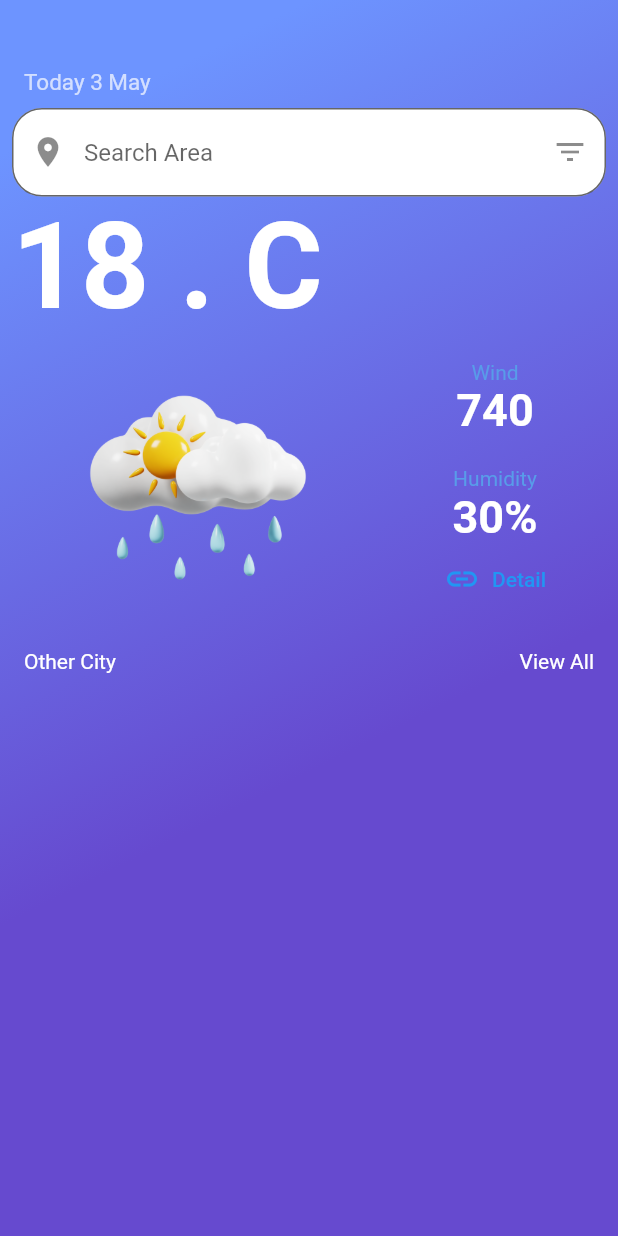
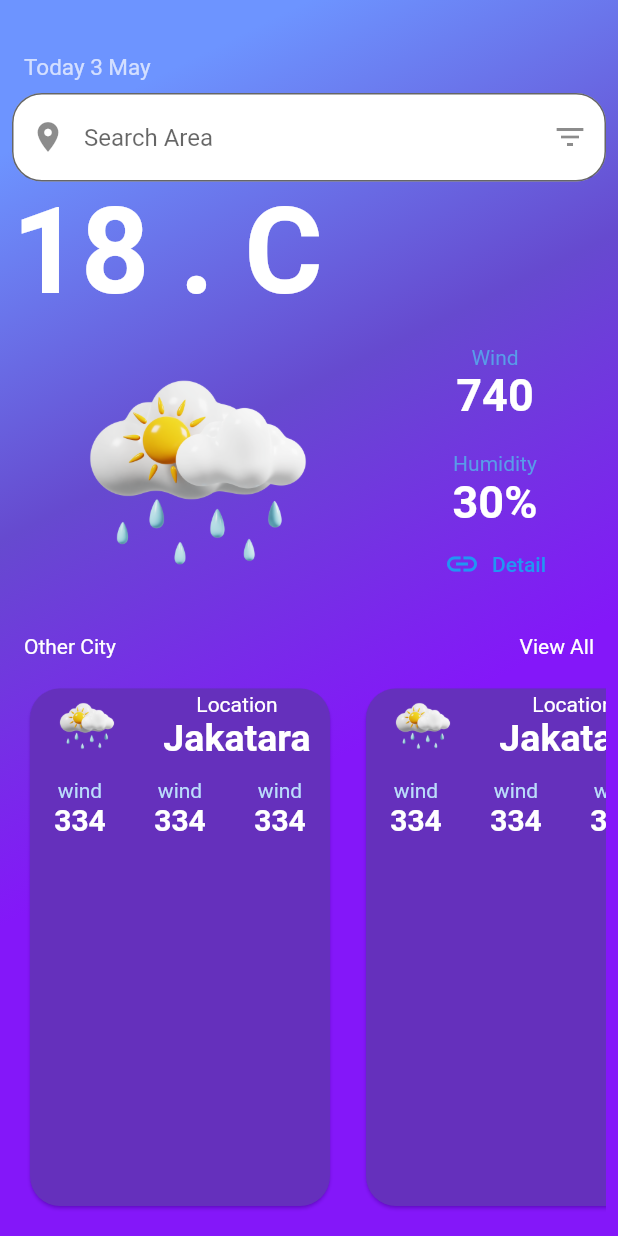
Before and after one commit to JohnnyAidoo/whether_app_flutter, a Flutter app: the screen it shows after launch, on a phone screen of 412 x 824 dp. Run offline on Flutter 3.47's test engine with Material 2 defaults, Android fonts, the phone set to English and light mode, and no system bars.

Commit message:
'commit'

```diff
--- /dev/null
+++ b/lib/components/other_City_Card.dart
@@ -0,0 +1,101 @@
+import 'package:flutter/material.dart';
+import 'package:whether_app_flutter/screens/details.dart';
+
+class OtherCityCard extends StatelessWidget {
+  const OtherCityCard({super.key});
+
+  @override
+  Widget build(BuildContext context) {
+    return GestureDetector(
+      onTap: () {
+        Navigator.push(
+            context, MaterialPageRoute(builder: (context) => Detail()));
+      },
+      child: Card(
+        color: Color(0xff6530BC),
+        shadowColor: Color.fromARGB(255, 117, 0, 252),
+        shape: const RoundedRectangleBorder(
+            borderRadius: BorderRadius.all(Radius.circular(20))),
+        child: SizedBox(
+          width: 200,
+          height: 50,
+          child: ListView(
+            children: [
+              Row(
+                mainAxisAlignment: MainAxisAlignment.spaceAround,
+                children: [
+                  Image.asset(
+                    'assets/images/1.png',
+                    width: 50,
+                  ),
+                  const Column(
+                    children: [
+                      Text(
+                        'Location',
+                        style: TextStyle(color: Colors.white),
+                      ),
+                      Text(
+                        'Jakatara',
+                        style: TextStyle(
+                            fontSize: 25,
+                            color: Colors.white,
+                            fontWeight: FontWeight.w600),
+                      )
+                    ],
+                  )
+                ],
+              ),
+              SizedBox(
+                height: 10,
+              ),
+              Row(
+                mainAxisAlignment: MainAxisAlignment.spaceAround,
+                children: [
+                  Column(
+                    children: [
+                      Text(
+                        'wind',
+                        style: TextStyle(color: Colors.blue[100]),
+                      ),
+                      const Text('334',
+                          style: TextStyle(
+                              fontSize: 20,
+                              fontWeight: FontWeight.bold,
+                              color: Colors.white))
+                    ],
+                  ),
+                  Column(
+                    children: [
+                      Text(
+                        'wind',
+                        style: TextStyle(color: Colors.blue[100]),
+                      ),
+                      const Text('334',
+                          style: TextStyle(
+                              fontSize: 20,
+                              fontWeight: FontWeight.bold,
+                              color: Colors.white))
+                    ],
+                  ),
+                  Column(
+                    children: [
+                      Text(
+                        'wind',
+                        style: TextStyle(color: Colors.blue[100]),
+                      ),
+                      const Text('334',
+                          style: TextStyle(
+                              fontSize: 20,
+                              fontWeight: FontWeight.bold,
+                              color: Colors.white))
+                    ],
+                  ),
+                ],
+              )
+            ],
+          ),
+        ),
+      ),
+    );
+  }
+}
--- a/lib/main.dart
+++ b/lib/main.dart
@@ -1,4 +1,5 @@
 import 'package:flutter/material.dart';
+import 'package:whether_app_flutter/components/other_City_Card.dart';
 
 void main() {
   runApp(const MyApp());
@@ -17,13 +18,14 @@ class MyApp extends StatelessWidget {
               gradient: LinearGradient(begin: Alignment.topCenter, colors: [
             Color(0Xff6d94ff),
             Color(0Xff664ACF),
+            Color(0xff8417F9)
           ])),
           child: Padding(
-            padding: EdgeInsets.all(8.0),
+            padding: const EdgeInsets.all(8.0),
             child: Column(
               children: [
-                SizedBox(
-                  height: 30,
+                const SizedBox(
+                  height: 20,
                 ),
                 const Align(
                   alignment: Alignment.centerLeft,
@@ -52,7 +54,6 @@ class MyApp extends StatelessWidget {
                       hintText: 'Search Area',
                       filled: true,
                       fillColor: Colors.white),
-                  autocorrect: true,
                 ),
                 const Align(
                   alignment: Alignment.topLeft,
@@ -112,14 +113,27 @@ class MyApp extends StatelessWidget {
                     ),
                   ],
                 ),
-                Padding(
-                  padding: const EdgeInsets.all(8.0),
+                const Padding(
+                  padding: EdgeInsets.all(8.0),
                   child: Row(
                     mainAxisAlignment: MainAxisAlignment.spaceBetween,
                     children: [
                       Text('Other City', style: TextStyle(color: Colors.white)),
                       Text('View All', style: TextStyle(color: Colors.white))
                     ],
+                  ),
+                ),
+                Expanded(
+                  child: ListView.builder(
+                    shrinkWrap: true,
+                    itemCount: 3,
+                    scrollDirection: Axis.horizontal,
+                    itemBuilder: (context, index) {
+                      return const Padding(
+                        padding: EdgeInsets.all(8.0),
+                        child: OtherCityCard(),
+                      );
+                    },
                   ),
                 )
               ],
```
Also changed, not shown: lib/screens/details.dart (added, +125 -0 lines).
